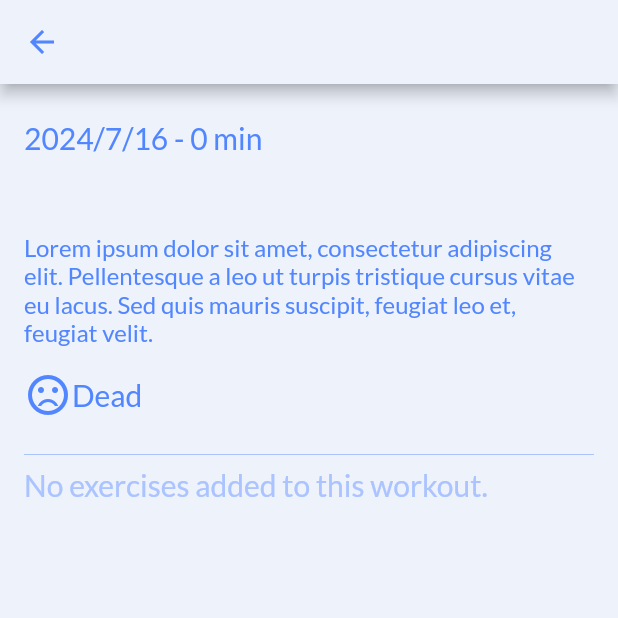
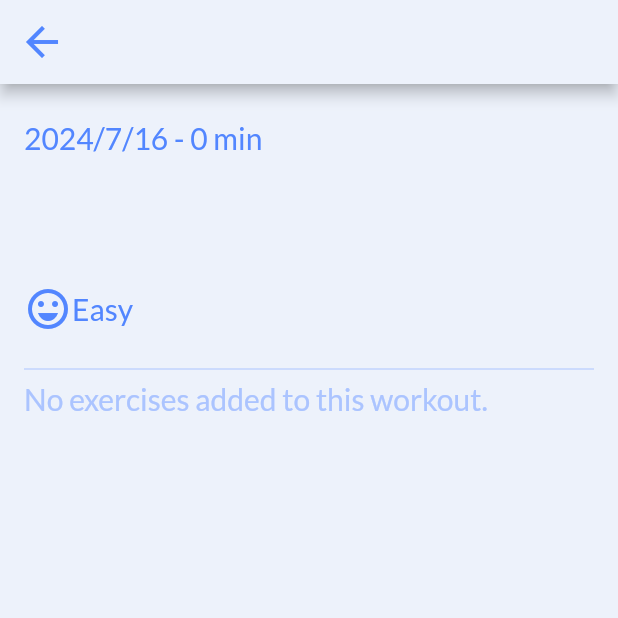
Before and after one commit to Lux-Vera/gym_tracker_app, a Flutter app: the WorkoutPage screen opened directly with empty values, on a phone screen of 412 x 824 dp, the top half of it. Run offline on Flutter 3.47's test engine with Material 2 defaults, Android fonts, the phone set to English and light mode, and no system bars.

Commit message:
theme and feeling togglebutton fixed

```diff
--- a/lib/enums/feeling.dart
+++ b/lib/enums/feeling.dart
@@ -1 +1,17 @@
+import 'package:flutter/material.dart';
+
 enum Feeling { easy, medium, challenging, dead }
+
+class Feel {
+  final IconData icon;
+  final String title;
+
+  Feel(this.icon, this.title);
+}
+
+final feelingsMap = {
+  Feeling.easy: Feel(Icons.sentiment_very_satisfied, 'Easy'),
+  Feeling.medium: Feel(Icons.sentiment_satisfied, 'Medium'),
+  Feeling.challenging: Feel(Icons.sentiment_dissatisfied, 'Challenging'),
+  Feeling.dead: Feel(Icons.sentiment_very_dissatisfied, 'Dead')
+};
--- a/lib/main.dart
+++ b/lib/main.dart
@@ -1,5 +1,5 @@
 import 'package:flutter/material.dart';
-import 'pages/home.dart';
+import 'package:gym_tracker_app/pages/home_page.dart';
 import 'theme.dart';
 
 void main() {
@@ -13,7 +13,7 @@ class MyApp extends StatelessWidget {
       title: 'Gym Tracker',
       themeMode: ThemeMode.light, //or ThemeMode.dark
       theme: GlobalThemData.lightThemeData,
-      darkTheme: GlobalThemData.darkThemeData,
+      // darkTheme: GlobalThemData.darkThemeData,
       home: MyHomePage(),
     );
   }
--- a/lib/models/workout.dart
+++ b/lib/models/workout.dart
@@ -1,17 +1,37 @@
 import 'package:flutter/material.dart';
+import 'package:gym_tracker_app/enums/feeling.dart';
 import 'exercise.dart';
 
 class Workout {
-  final String title;
+  String title;
+  String? notes;
+  Feeling? feeling;
   final DateTime dateTime;
-  final int durationMinutes;
+  final int? durationMinutes;
   final IconData icon;
   final List<ExerciseEntry> exercises;
 
   Workout(this.title, this.dateTime, this.exercises,
-      {this.durationMinutes = 0, this.icon = Icons.directions_run});
+      {this.durationMinutes,
+      this.icon = Icons.directions_run,
+      this.notes,
+      this.feeling});
+
+  String getDateString() {
+    return '${dateTime.year}/${dateTime.month}/${dateTime.day}';
+  }
+
+  String getDurationString() {
+    if (durationMinutes != null) {
+      return '$durationMinutes min';
+    } else
+      return '';
+  }
 
   String dateAndDuration() {
-    return '${dateTime.year}/${dateTime.month}/${dateTime.day} - $durationMinutes min';
+    if (durationMinutes != null) {
+      return '${getDateString()} - ${getDurationString()}';
+    } else
+      return getDateString();
   }
 }
--- a/lib/pages/workout_page.dart
+++ b/lib/pages/workout_page.dart
@@ -1,4 +1,5 @@
 import 'package:flutter/material.dart';
+import 'package:gym_tracker_app/enums/feeling.dart';
 import '../theme.dart';
 import '../models/workout.dart';
 import '../widgets/exercise_toggle_list_item.dart';
@@ -30,8 +31,9 @@ class WorkoutPage extends StatelessWidget {
             SizedBox(
               height: 8,
             ),
+            if (workout.notes != null)
               Text(
-              "Lorem ipsum dolor sit amet, consectetur adipiscing elit. Pellentesque a leo ut turpis tristique cursus vitae eu lacus. Sed quis mauris suscipit, feugiat leo et, feugiat velit. ",
+                workout.notes!,
                 style: TextStyle(
                   color: accentBlue,
                   fontSize: 16.0,
@@ -42,13 +44,15 @@ class WorkoutPage extends StatelessWidget {
             ),
             Row(
               children: [
+                if (workout.feeling != null)
                   Icon(
-                  Icons.sentiment_very_dissatisfied,
+                    feelingsMap[workout.feeling]!.icon,
                     color: accentBlue,
                     size: 32,
                   ),
+                if (workout.feeling != null)
                   Text(
-                  "Dead",
+                    feelingsMap[workout.feeling]!.title,
                     style: TextStyle(
                       color: accentBlue,
                       fontSize: 20.0,
@@ -59,9 +63,7 @@ class WorkoutPage extends StatelessWidget {
             SizedBox(
               height: 16,
             ),
-            Divider(
-              color: disabledBlue,
-            ),
+            Divider(),
             workout.exercises.isNotEmpty
                 ? ListView.separated(
                     itemBuilder: (context, index) {
--- a/lib/theme.dart
+++ b/lib/theme.dart
@@ -7,51 +7,55 @@ const Color white = Color(0xFFFFFFFF);
 const Color accentOrange = Color(0xFFFC9E4F);
 
 class GlobalThemData {
-  static final Color _lightFocusColor = Colors.black.withOpacity(0.12);
-  static final Color _darkFocusColor = Colors.white.withOpacity(0.12);
+  // static final Color _lightFocusColor = Colors.black.withOpacity(0.12);
+  // static final Color _darkFocusColor = Colors.white.withOpacity(0.12);
 
-  static ThemeData lightThemeData =
-      themeData(lightColorScheme, _lightFocusColor);
-  static ThemeData darkThemeData = themeData(darkColorScheme, _darkFocusColor);
+  static ThemeData lightThemeData = themeData();
+  // static ThemeData darkThemeData = themeData(darkColorScheme, Colors.grey);
 
-  static ThemeData themeData(ColorScheme colorScheme, Color focusColor) {
+  static ThemeData themeData() {
     return ThemeData(
-        textTheme: TextTheme(
-            bodyLarge: TextStyle(fontFamily: 'Lato'),
-            bodyMedium: TextStyle(fontFamily: 'Lato'),
-            bodySmall: TextStyle(fontFamily: 'Lato')),
-        colorScheme: colorScheme,
-        canvasColor: colorScheme.background,
-        scaffoldBackgroundColor: colorScheme.background,
+        textTheme:
+            TextTheme().apply(bodyColor: accentBlue, displayColor: accentBlue),
+        fontFamily: 'Lato',
+        iconTheme: IconThemeData(color: accentBlue, size: 32),
+        // colorScheme: colorScheme,
+        appBarTheme: AppBarTheme(color: lightBlue, foregroundColor: accentBlue),
+        canvasColor: lightBlue,
+        scaffoldBackgroundColor: lightBlue,
+        bottomAppBarColor: lightBlue,
+        disabledColor: disabledBlue,
         highlightColor: Colors.transparent,
-        focusColor: focusColor);
+        dividerColor: disabledBlue,
+        floatingActionButtonTheme:
+            FloatingActionButtonThemeData(backgroundColor: accentOrange));
   }
 
-  static const ColorScheme lightColorScheme = ColorScheme(
-    primary: lightBlue,
-    onPrimary: accentBlue,
-    secondary: accentOrange,
-    onSecondary: white,
-    error: Colors.redAccent,
-    onError: white,
-    background: lightBlue,
-    onBackground: accentBlue,
-    surface: white,
-    onSurface: accentBlue,
-    brightness: Brightness.light,
-  );
+  // static const ColorScheme lightColorScheme = ColorScheme(
+  //   primary: accentOrange,
+  //   onPrimary: accentBlue,
+  //   secondary: accentOrange,
+  //   onSecondary: white,
+  //   error: Colors.redAccent,
+  //   onError: white,
+  //   background: lightBlue,
+  //   onBackground: accentBlue,
+  //   surface: white,
+  //   onSurface: accentBlue,
+  //   brightness: Brightness.light,
+  // );
 
-  static const ColorScheme darkColorScheme = ColorScheme(
-    primary: Color(0xFFFF8383),
-    secondary: Color(0xFF4D1F7C),
-    background: Color(0xFF241E30),
-    surface: Color(0xFF1F1929),
-    onBackground: Color(0x0DFFFFFF),
-    error: Colors.redAccent,
-    onError: Colors.white,
-    onPrimary: Colors.white,
-    onSecondary: Colors.white,
-    onSurface: Colors.white,
-    brightness: Brightness.dark,
-  );
+  // static const ColorScheme darkColorScheme = ColorScheme(
+  //   primary: Color(0xFFFF8383),
+  //   secondary: Color(0xFF4D1F7C),
+  //   background: Color(0xFF241E30),
+  //   surface: Color(0xFF1F1929),
+  //   onBackground: Color(0x0DFFFFFF),
+  //   error: Colors.redAccent,
+  //   onError: Colors.white,
+  //   onPrimary: Colors.white,
+  //   onSecondary: Colors.white,
+  //   onSurface: Colors.white,
+  //   brightness: Brightness.dark,
+  // );
 }
--- a/pubspec.yaml
+++ b/pubspec.yaml
@@ -18,7 +18,7 @@ publish_to: "none" # Remove this line if you wish to publish to pub.dev
 version: 1.0.0+1
 
 environment:
-  sdk: ">=2.12.0-141.0.dev <3.0.0"
+  sdk: ">=2.19.0-146.2.beta <3.0.0"
 
 dependencies:
   flutter:
```
Also changed, not shown: lib/pages/home_page.dart (+21 -7 lines), lib/pages/workout_form.dart (added, +136 -0 lines), lib/widgets/feeling-button.dart (added, +25 -0 lines), lib/widgets/one-choice-toggle-buttons.dart (added, +50 -0 lines), pubspec.lock. Lines whose indentation alone changed are shown as unchanged.
